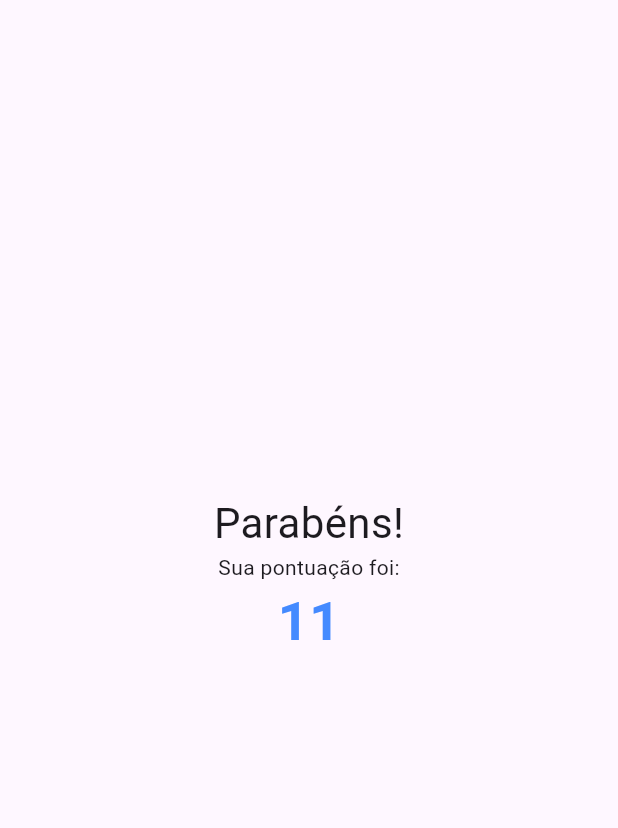
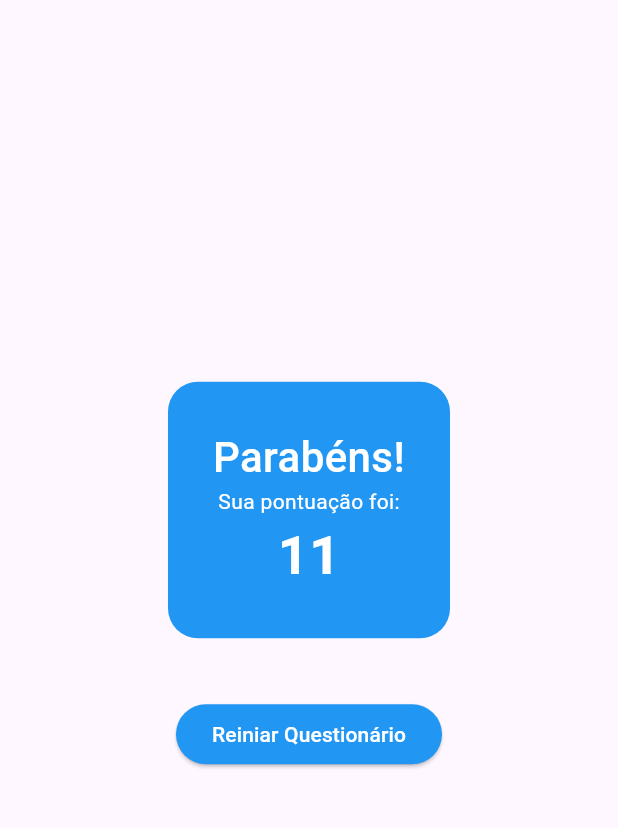
Before and after one commit to Dithan/quiz-perguntas, a Flutter app: the screen it shows after launch, after a tap on "Azul", after a tap on "Gato", after a tap on "Hamburguer", on a phone screen of 412 x 824 dp, the part 84-912 px from its top. Run offline on Flutter 3.47's test engine with Material 3 defaults, Android fonts, the phone set to English and light mode, and no system bars.

```diff
--- a/lib/main.dart
+++ b/lib/main.dart
@@ -63,6 +63,13 @@ class PerguntaAppState extends State<PerguntaApp> {
     }
   }
 
+  void reiniciarQuestionario() {
+    setState(() {
+      perguntaSelecionada = 0;
+      pontuacaoTotal = 0;
+    });
+  }
+
   @override
   Widget build(BuildContext context) {
     return MaterialApp(
@@ -74,7 +81,7 @@ class PerguntaAppState extends State<PerguntaApp> {
         ),
         body: temPerguntaSelecionada
             ? Questionario(_perguntas, perguntaSelecionada, responder)
-            : Resultado(pontuacaoTotal),
+            : Resultado(pontuacaoTotal, reiniciarQuestionario),
       ),
     );
   }
--- a/lib/resultado.dart
+++ b/lib/resultado.dart
@@ -2,7 +2,9 @@ import 'package:flutter/material.dart';
 
 class Resultado extends StatelessWidget {
   final int resultadoFinal;
-  const Resultado(this.resultadoFinal, {super.key});
+  final void Function() reiniciarQuestionario;
+
+  const Resultado(this.resultadoFinal, this.reiniciarQuestionario, {super.key});
 
   @override
   Widget build(BuildContext context) {
@@ -14,18 +16,44 @@ class Resultado extends StatelessWidget {
           crossAxisAlignment: CrossAxisAlignment.center,
           mainAxisAlignment: MainAxisAlignment.center,
           children: [
+            Container(
+              padding: EdgeInsets.all(30),
+              decoration: BoxDecoration(
+                  color: Colors.blue, borderRadius: BorderRadius.circular(20)),
+              child: Column(
+                children: [
                   Text(
                     "Parabéns!",
-              style: TextStyle(fontSize: 28),
+                    style: TextStyle(
+                        fontSize: 28,
+                        color: Colors.white,
+                        fontWeight: FontWeight.w500),
                     textAlign: TextAlign.center,
                   ),
-            Text("Sua pontuação foi:"),
+                  Text(
+                    "Sua pontuação foi:",
+                    style: TextStyle(
+                      color: Colors.white,
+                    ),
+                  ),
                   Text(
                     resultadoFinal.toString(),
                     style: TextStyle(
                         fontSize: 36,
                         fontWeight: FontWeight.w700,
-                  color: Colors.blueAccent),
+                        color: Colors.white),
+                  ),
+                ],
+              ),
+            ),
+            SizedBox(
+              height: 40,
+            ),
+            ElevatedButton(
+              style: ElevatedButton.styleFrom(
+                  backgroundColor: Colors.blue, foregroundColor: Colors.white),
+              onPressed: reiniciarQuestionario,
+              child: Text("Reiniar Questionário"),
             )
           ],
         ),
```
Lines whose indentation alone changed are shown as unchanged.
